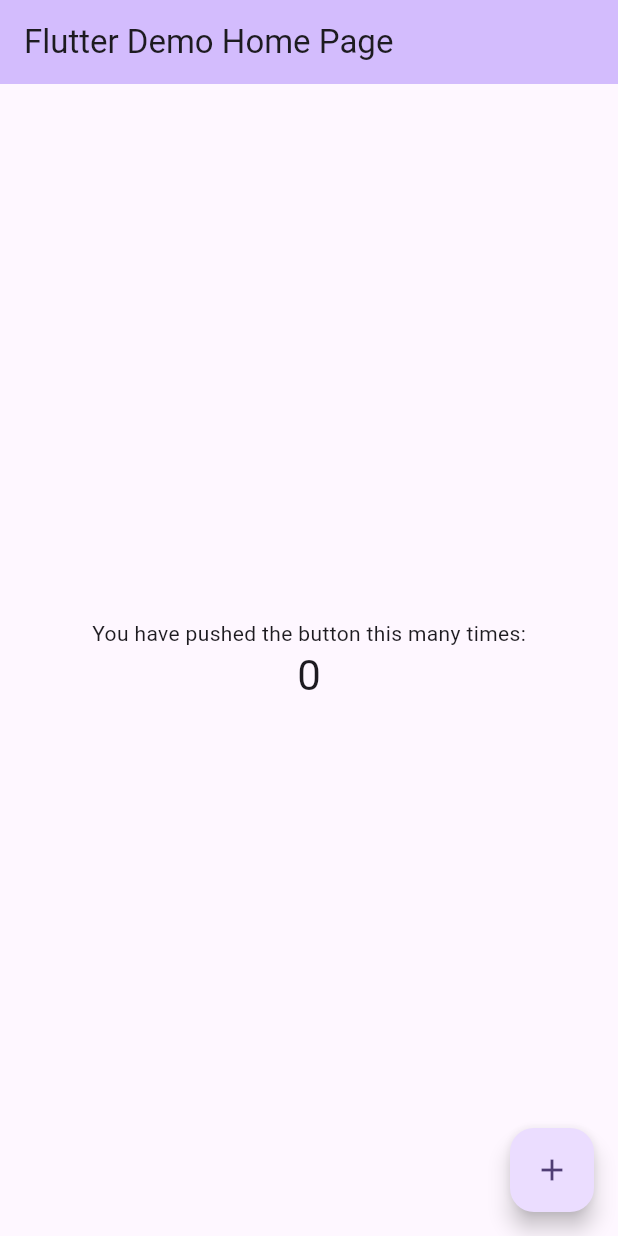
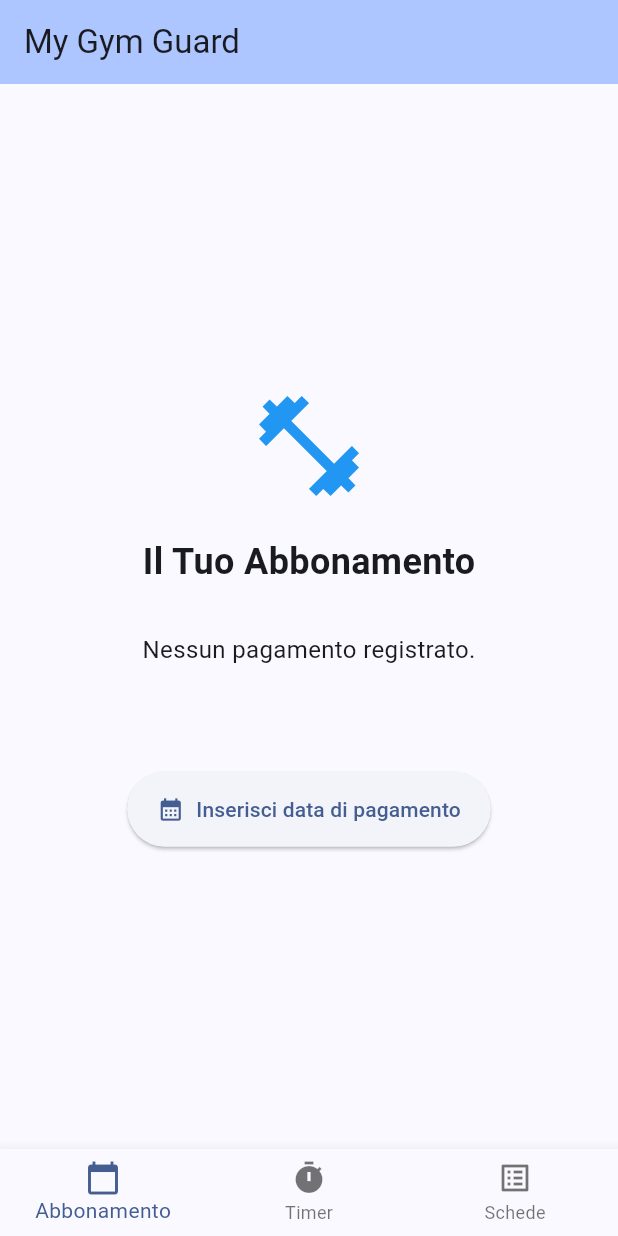
Before and after one commit to timothy-giolito/MyGymGuard, a Flutter app: the screen it shows after launch, on a phone screen of 412 x 824 dp. Run offline on Flutter 3.47's test engine with Material 3 defaults, Android fonts, the phone set to English and light mode, and no system bars.

Commit message:
pagina abbonamento

```diff
--- a/lib/main.dart
+++ b/lib/main.dart
@@ -1,122 +1,238 @@
 import 'package:flutter/material.dart';
 
 void main() {
-  runApp(const MyApp());
+  runApp(const MyGymGuardApp());
 }
 
-class MyApp extends StatelessWidget {
-  const MyApp({super.key});
+// Questa è la classe principale della tua applicazione
+class MyGymGuardApp extends StatelessWidget {
+  const MyGymGuardApp({super.key});
 
-  // This widget is the root of your application.
   @override
   Widget build(BuildContext context) {
     return MaterialApp(
-      title: 'Flutter Demo',
+      title: 'My Gym Guard',
+      // Scegliamo un tema scuro o chiaro. Qui usiamo un blu sportivo!
       theme: ThemeData(
-        // This is the theme of your application.
-        //
-        // TRY THIS: Try running your application with "flutter run". You'll see
-        // the application has a purple toolbar. Then, without quitting the app,
-        // try changing the seedColor in the colorScheme below to Colors.green
-        // and then invoke "hot reload" (save your changes or press the "hot
-        // reload" button in a Flutter-supported IDE, or press "r" if you used
-        // the command line to start the app).
-        //
-        // Notice that the counter didn't reset back to zero; the application
-        // state is not lost during the reload. To reset the state, use hot
-        // restart instead.
-        //
-        // This works for code too, not just values: Most code changes can be
-        // tested with just a hot reload.
-        colorScheme: .fromSeed(seedColor: Colors.deepPurple),
+        colorScheme: ColorScheme.fromSeed(seedColor: Colors.blueAccent),
+        useMaterial3: true,
       ),
-      home: const MyHomePage(title: 'Flutter Demo Home Page'),
+      // Impostiamo la pagina iniziale
+      home: const MainScreen(),
     );
   }
 }
 
-class MyHomePage extends StatefulWidget {
-  const MyHomePage({super.key, required this.title});
-
-  // This widget is the home page of your application. It is stateful, meaning
-  // that it has a State object (defined below) that contains fields that affect
-  // how it looks.
-
-  // This class is the configuration for the state. It holds the values (in this
-  // case the title) provided by the parent (in this case the App widget) and
-  // used by the build method of the State. Fields in a Widget subclass are
-  // always marked "final".
-
-  final String title;
+// Questa schermata gestirà la navigazione tra le 3 funzioni principali
+class MainScreen extends StatefulWidget {
+  const MainScreen({super.key});
 
   @override
-  State<MyHomePage> createState() => _MyHomePageState();
+  State<MainScreen> createState() => _MainScreenState();
 }
 
-class _MyHomePageState extends State<MyHomePage> {
-  int _counter = 0;
+class _MainScreenState extends State<MainScreen> {
+  // Questa variabile tiene traccia di quale pagina stiamo guardando (0, 1 o 2)
+  int _indiceAttuale = 0;
 
-  void _incrementCounter() {
+  // Questa è una lista delle nostre 3 pagine (per ora sono solo testi centrati)
+  final List<Widget> _pagine = [
+    const PaginaAbbonamento(),
+    const PaginaTimer(),
+    const PaginaSchede(),
+  ];
+
+  // Funzione che cambia la pagina quando tocchi un'icona
+  void _cambiaPagina(int index) {
     setState(() {
-      // This call to setState tells the Flutter framework that something has
-      // changed in this State, which causes it to rerun the build method below
-      // so that the display can reflect the updated values. If we changed
-      // _counter without calling setState(), then the build method would not be
-      // called again, and so nothing would appear to happen.
-      _counter++;
+      _indiceAttuale = index;
     });
   }
 
   @override
   Widget build(BuildContext context) {
-    // This method is rerun every time setState is called, for instance as done
-    // by the _incrementCounter method above.
-    //
-    // The Flutter framework has been optimized to make rerunning build methods
-    // fast, so that you can just rebuild anything that needs updating rather
-    // than having to individually change instances of widgets.
     return Scaffold(
       appBar: AppBar(
-        // TRY THIS: Try changing the color here to a specific color (to
-        // Colors.amber, perhaps?) and trigger a hot reload to see the AppBar
-        // change color while the other colors stay the same.
+        title: const Text('My Gym Guard'),
         backgroundColor: Theme.of(context).colorScheme.inversePrimary,
-        // Here we take the value from the MyHomePage object that was created by
-        // the App.build method, and use it to set our appbar title.
-        title: Text(widget.title),
       ),
-      body: Center(
-        // Center is a layout widget. It takes a single child and positions it
-        // in the middle of the parent.
+      // Mostriamo la pagina corrispondente all'indice attuale
+      body: _pagine[_indiceAttuale],
+
+      // La barra di navigazione in basso
+      bottomNavigationBar: BottomNavigationBar(
+        currentIndex: _indiceAttuale,
+        onTap: _cambiaPagina, // Chiama la funzione quando tocchi un'icona
+        items: const [
+          BottomNavigationBarItem(
+            icon: Icon(Icons.calendar_today),
+            label: 'Abbonamento',
+          ),
+          BottomNavigationBarItem(icon: Icon(Icons.timer), label: 'Timer'),
+          BottomNavigationBarItem(icon: Icon(Icons.list_alt), label: 'Schede'),
+        ],
+      ),
+    );
+  }
+}
+
+// --- Qui definiamo le tre schermate "segnaposto" ---
+
+class PaginaAbbonamento extends StatefulWidget {
+  const PaginaAbbonamento({super.key});
+
+  @override
+  State<PaginaAbbonamento> createState() => _PaginaAbbonamentoState();
+}
+
+class _PaginaAbbonamentoState extends State<PaginaAbbonamento> {
+  // Queste variabili salvano le date. "DateTime?" col punto interrogativo
+  // significa che all'inizio possono essere vuote (null).
+  DateTime? _dataPagamento;
+  DateTime? _dataScadenza;
+  int _giorniRimanenti = 0;
+
+  // Funzione per mostrare il calendario a schermo
+  Future<void> _selezionaData(BuildContext context) async {
+    final DateTime? dataSelezionata = await showDatePicker(
+      context: context,
+      initialDate: DateTime.now(), // Parte da oggi
+      firstDate: DateTime(2024), // Non si può andare prima del 2024
+      lastDate: DateTime(2030), // Arriva fino al 2030
+    );
+
+    // Se l'utente ha scelto una data e ha premuto "OK"
+    if (dataSelezionata != null) {
+      // setState dice all'app di ricaricare lo schermo con i nuovi dati
+      setState(() {
+        _dataPagamento = dataSelezionata;
+        _calcolaScadenza();
+      });
+    }
+  }
+
+  // Funzione che fa i calcoli matematici
+  void _calcolaScadenza() {
+    if (_dataPagamento == null) return;
+
+    // 1. Calcola la scadenza aggiungendo 4 settimane (28 giorni solari)
+    _dataScadenza = _dataPagamento!.add(const Duration(days: 28));
+
+    // 2. Calcola i giorni utili rimanenti (da oggi alla scadenza)
+    DateTime oggi = DateTime.now();
+    // Resettiamo l'orario a mezzanotte per non sballare i calcoli
+    oggi = DateTime(oggi.year, oggi.month, oggi.day);
+    DateTime scadenza = DateTime(
+      _dataScadenza!.year,
+      _dataScadenza!.month,
+      _dataScadenza!.day,
+    );
+
+    int giorni = 0;
+    DateTime dataCorrente = oggi;
+
+    // Contiamo un giorno alla volta fino alla scadenza
+    while (dataCorrente.isBefore(scadenza)) {
+      // Se NON è Sabato (6) e NON è Domenica (7), aggiungi un giorno utile
+      if (dataCorrente.weekday != DateTime.saturday &&
+          dataCorrente.weekday != DateTime.sunday) {
+        giorni++;
+      }
+      // Passa al giorno successivo
+      dataCorrente = dataCorrente.add(const Duration(days: 1));
+    }
+
+    // Se l'abbonamento è scaduto (giorni negativi), impostiamo a 0
+    _giorniRimanenti = giorni < 0 ? 0 : giorni;
+  }
+
+  @override
+  Widget build(BuildContext context) {
+    return Center(
+      child: Padding(
+        padding: const EdgeInsets.all(16.0),
         child: Column(
-          // Column is also a layout widget. It takes a list of children and
-          // arranges them vertically. By default, it sizes itself to fit its
-          // children horizontally, and tries to be as tall as its parent.
-          //
-          // Column has various properties to control how it sizes itself and
-          // how it positions its children. Here we use mainAxisAlignment to
-          // center the children vertically; the main axis here is the vertical
-          // axis because Columns are vertical (the cross axis would be
-          // horizontal).
-          //
-          // TRY THIS: Invoke "debug painting" (choose the "Toggle Debug Paint"
-          // action in the IDE, or press "p" in the console), to see the
-          // wireframe for each widget.
-          mainAxisAlignment: .center,
+          mainAxisAlignment: MainAxisAlignment.center,
           children: [
-            const Text('You have pushed the button this many times:'),
+            const Icon(Icons.fitness_center, size: 80, color: Colors.blue),
+            const SizedBox(height: 20),
+            const Text(
+              'Il Tuo Abbonamento',
+              style: TextStyle(fontSize: 24, fontWeight: FontWeight.bold),
+            ),
+            const SizedBox(height: 30),
+
+            // Testo che mostra la data di pagamento (se presente)
             Text(
-              '$_counter',
-              style: Theme.of(context).textTheme.headlineMedium,
+              _dataPagamento == null
+                  ? 'Nessun pagamento registrato.'
+                  : 'Data Pagamento: ${_dataPagamento!.day}/${_dataPagamento!.month}/${_dataPagamento!.year}',
+              style: const TextStyle(fontSize: 16),
+            ),
+            const SizedBox(height: 10),
+
+            // Testo che mostra la scadenza (appare solo se è stata scelta una data)
+            if (_dataScadenza != null)
+              Text(
+                'Scadenza: ${_dataScadenza!.day}/${_dataScadenza!.month}/${_dataScadenza!.year}',
+                style: const TextStyle(fontSize: 16, color: Colors.red),
+              ),
+
+            const SizedBox(height: 20),
+
+            // Il riquadro che mostra i giorni rimanenti (esclusi i weekend)
+            if (_dataScadenza != null)
+              Container(
+                padding: const EdgeInsets.all(16),
+                decoration: BoxDecoration(
+                  color: Colors.blue.shade50,
+                  borderRadius: BorderRadius.circular(12),
+                ),
+                child: Text(
+                  'Giorni d\'allenamento rimanenti\n(esclusi sab e dom): $_giorniRimanenti',
+                  style: const TextStyle(
+                    fontSize: 18,
+                    fontWeight: FontWeight.bold,
+                  ),
+                  textAlign: TextAlign.center,
+                ),
+              ),
+
+            const SizedBox(height: 40),
+
+            // Il bottone magico per aprire il calendario
+            ElevatedButton.icon(
+              onPressed: () => _selezionaData(context),
+              icon: const Icon(Icons.calendar_month),
+              label: const Text('Inserisci data di pagamento'),
+              style: ElevatedButton.styleFrom(
+                padding: const EdgeInsets.symmetric(
+                  horizontal: 20,
+                  vertical: 15,
+                ),
+              ),
             ),
           ],
         ),
       ),
-      floatingActionButton: FloatingActionButton(
-        onPressed: _incrementCounter,
-        tooltip: 'Increment',
-        child: const Icon(Icons.add),
-      ),
     );
   }
 }
+
+class PaginaTimer extends StatelessWidget {
+  const PaginaTimer({super.key});
+
+  @override
+  Widget build(BuildContext context) {
+    return const Center(child: Text('Qui metteremo il timer di recupero!'));
+  }
+}
+
+class PaginaSchede extends StatelessWidget {
+  const PaginaSchede({super.key});
+
+  @override
+  Widget build(BuildContext context) {
+    return const Center(child: Text('Qui gestiremo le schede di allenamento!'));
+  }
+}
```
